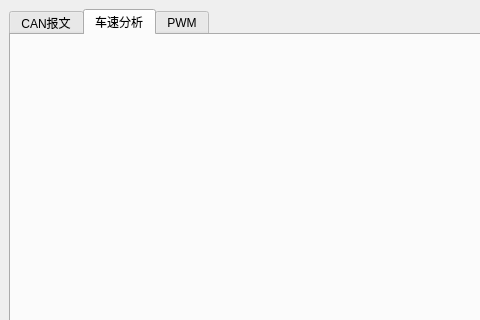
icanerandy/ZCAN_MINI, file ZCAN_MINI/UI/main_window.ui: the form before one commit; both pictures show x 0 to 480 and y 0 to 320 of the 1246 by 686 pixel window.
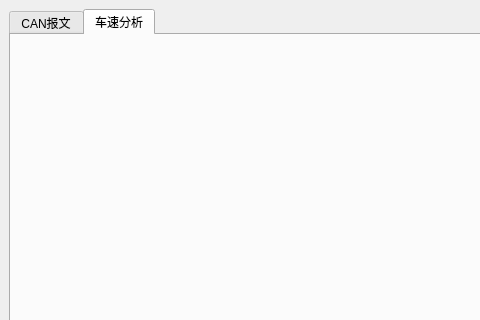
The form after the commit. The open tabs and pages were chosen to show the change.

```diff
--- a/ZCAN_MINI/UI/main_window.ui
+++ b/ZCAN_MINI/UI/main_window.ui
@@ -30,11 +30,6 @@
         <string>车速分析</string>
        </attribute>
       </widget>
-      <widget class="QWidget" name="tabPwm">
-       <attribute name="title">
-        <string>PWM</string>
-       </attribute>
-      </widget>
      </widget>
     </item>
    </layout>
```
Left out of the diff: 4 changed lines with no effect on the pictures.
